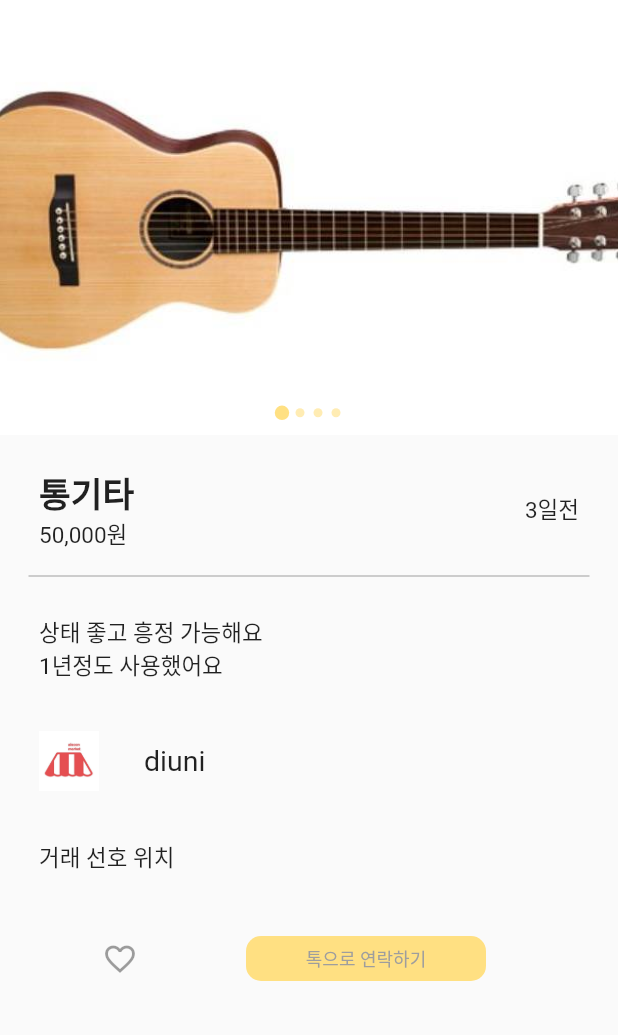
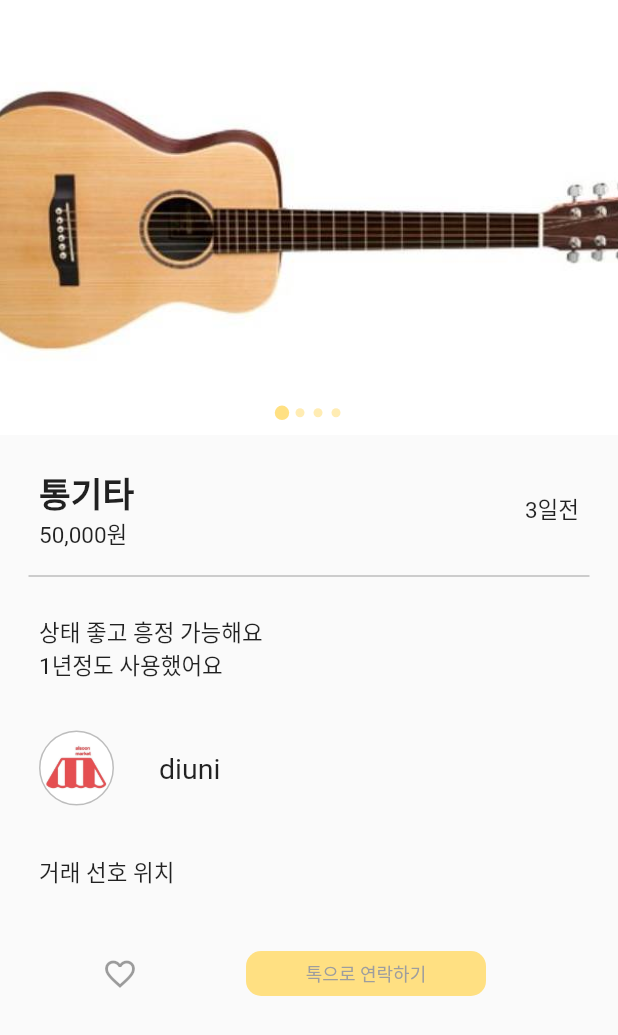
Before and after one commit to beygee/kaimarket, a Flutter app: the DetailItems screen opened directly, on a phone screen of 412 x 824 dp. Shown: the top 1035 px of the screen. Run offline on Flutter 3.47's test engine with Material 2 defaults, Android fonts, the phone set to English and light mode, and no system bars; drawn by our look-alikes of carousel_pro; our stand-ins replace dio, flutter_spinkit, font_awesome_flutter, logger, shared_preferences; missing offline and left inert: flutter_facebook_login, flutter_kakao_login, flutter_naver_login; accounts and stored records are empty.

Commit message:
detailview without db data ver2

```diff
--- a/frontend/lib/chat/chat_page.dart
+++ b/frontend/lib/chat/chat_page.dart
@@ -28,12 +28,6 @@ class DetailItemsState extends State<DetailItems> {
   final _paddingFormat = const EdgeInsets.only(left: 26, top: 21, bottom: 12, right: 26);
 
   final bool alreadySaved = false;
-  // this.dotSize = 8.0,
-  //   this.dotSpacing = 25.0,
-  //   this.dotIncreaseSize = 2.0,
-  //   this.dotColor = Colors.white,
-  //   this.dotBgColor,
-  //   this.dotIncreasedColor = Colors.white,
 
   Widget _imageCarousel() {
     return Container(
@@ -102,10 +96,21 @@ class DetailItemsState extends State<DetailItems> {
       padding: _paddingFormat,
       child: new Row(
         children: <Widget>[
-          new Image.asset(
-            'assets/images/logo.jpg',
-            width: 40,
-            height: 40,
+          new Container(
+            width: 50,
+            height: 50,
+            decoration: new BoxDecoration(
+              border: Border.all(color: Colors.grey[400], width: 1.0),
+              shape: BoxShape.circle,
+              image: new DecorationImage(
+                fit: BoxFit.fill,
+                //image: new NetworkImage(
+                //  "url"
+                image: ExactAssetImage(
+                  'assets/images/logo.jpg'
+                ),
+              )
+            ),
           ),
           SizedBox(width: 30,),
           new Text(_sellerName, style: _sellerFont),
--- a/frontend/lib/layout/default.dart
+++ b/frontend/lib/layout/default.dart
@@ -46,9 +46,9 @@ class _DefaultLayoutState extends State<DefaultLayout> {
             case 0:
             return HomePage();
             case 1:
+            return Container();
+            case 2:
             return DetailView();
-            case 2:
-            return Container();
             case 3:
             return Container();
           }
```
